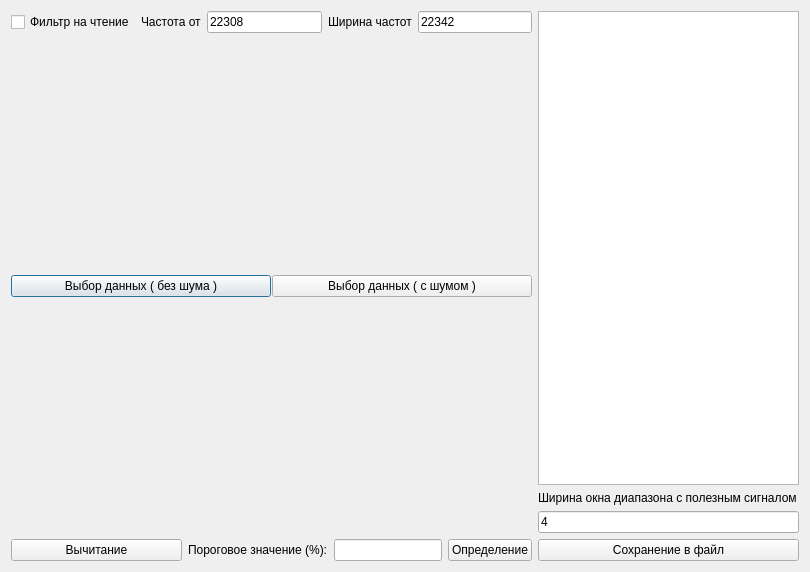
Before: the Qt Designer form gui.ui in SkorEgor/scientific_work_in_python, drawn with Qt 5.
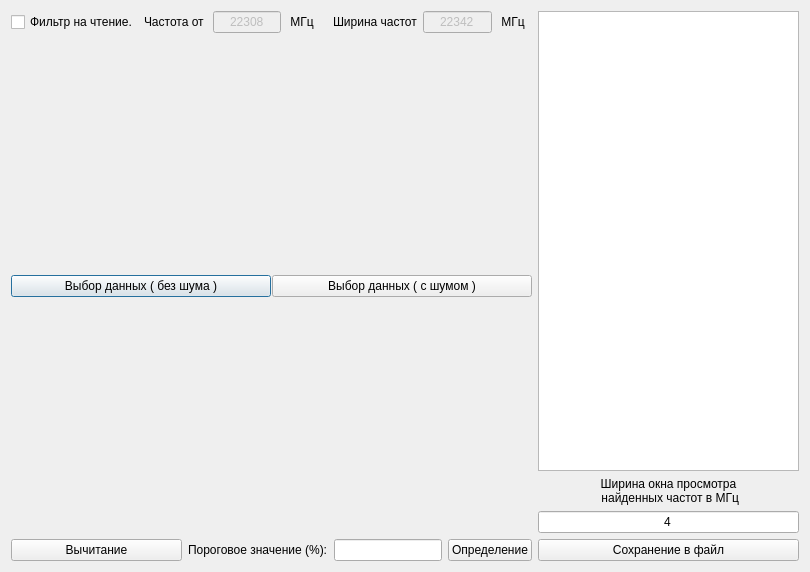
After: the same form once the commit is applied.

Commit message: input_validation

Patch:
```diff
--- a/gui.ui
+++ b/gui.ui
@@ -27,27 +27,40 @@
              <item>
               <widget class="QCheckBox" name="checkBox">
                <property name="text">
-                <string>Фильтр на чтение</string>
+                <string>Фильтр на чтение.</string>
                </property>
               </widget>
              </item>
              <item>
               <widget class="QLabel" name="label_2">
                <property name="text">
-                <string>Частота от</string>
+                <string>Частота от </string>
                </property>
               </widget>
              </item>
              <item>
               <widget class="QLineEdit" name="lineEdit_threshold_2">
+               <property name="enabled">
+                <bool>false</bool>
+               </property>
                <property name="text">
                 <string>22308</string>
                </property>
+               <property name="alignment">
+                <set>Qt::AlignCenter</set>
+               </property>
                <property name="readOnly">
                 <bool>false</bool>
                </property>
               </widget>
              </item>
+             <item>
+              <widget class="QLabel" name="label_5">
+               <property name="text">
+                <string> МГц    </string>
+               </property>
+              </widget>
+             </item>
              <item>
               <widget class="QLabel" name="label_3">
                <property name="text">
@@ -57,14 +70,27 @@
              </item>
              <item>
               <widget class="QLineEdit" name="lineEdit_threshold_3">
+               <property name="enabled">
+                <bool>false</bool>
+               </property>
                <property name="text">
                 <string>22342</string>
                </property>
+               <property name="alignment">
+                <set>Qt::AlignCenter</set>
+               </property>
                <property name="readOnly">
                 <bool>false</bool>
                </property>
               </widget>
              </item>
+             <item>
+              <widget class="QLabel" name="label_6">
+               <property name="text">
+                <string> МГц  </string>
+               </property>
+              </widget>
+             </item>
             </layout>
            </item>
           </layout>
@@ -154,8 +180,15 @@
          </item>
          <item>
           <widget class="QLabel" name="label_4">
+           <property name="layoutDirection">
+            <enum>Qt::LeftToRight</enum>
+           </property>
            <property name="text">
-            <string>Ширина окна диапазона с полезным сигналом</string>
+            <string>Ширина окна просмотра 
+ найденных частот в МГц</string>
+           </property>
+           <property name="alignment">
+            <set>Qt::AlignCenter</set>
            </property>
           </widget>
          </item>
@@ -164,6 +197,9 @@
            <property name="text">
             <string>4</string>
            </property>
+           <property name="alignment">
+            <set>Qt::AlignCenter</set>
+           </property>
           </widget>
          </item>
          <item>
```
Left out of the diff: 3 changed lines with no effect on the pictures. The commit also changes 2 other files.
